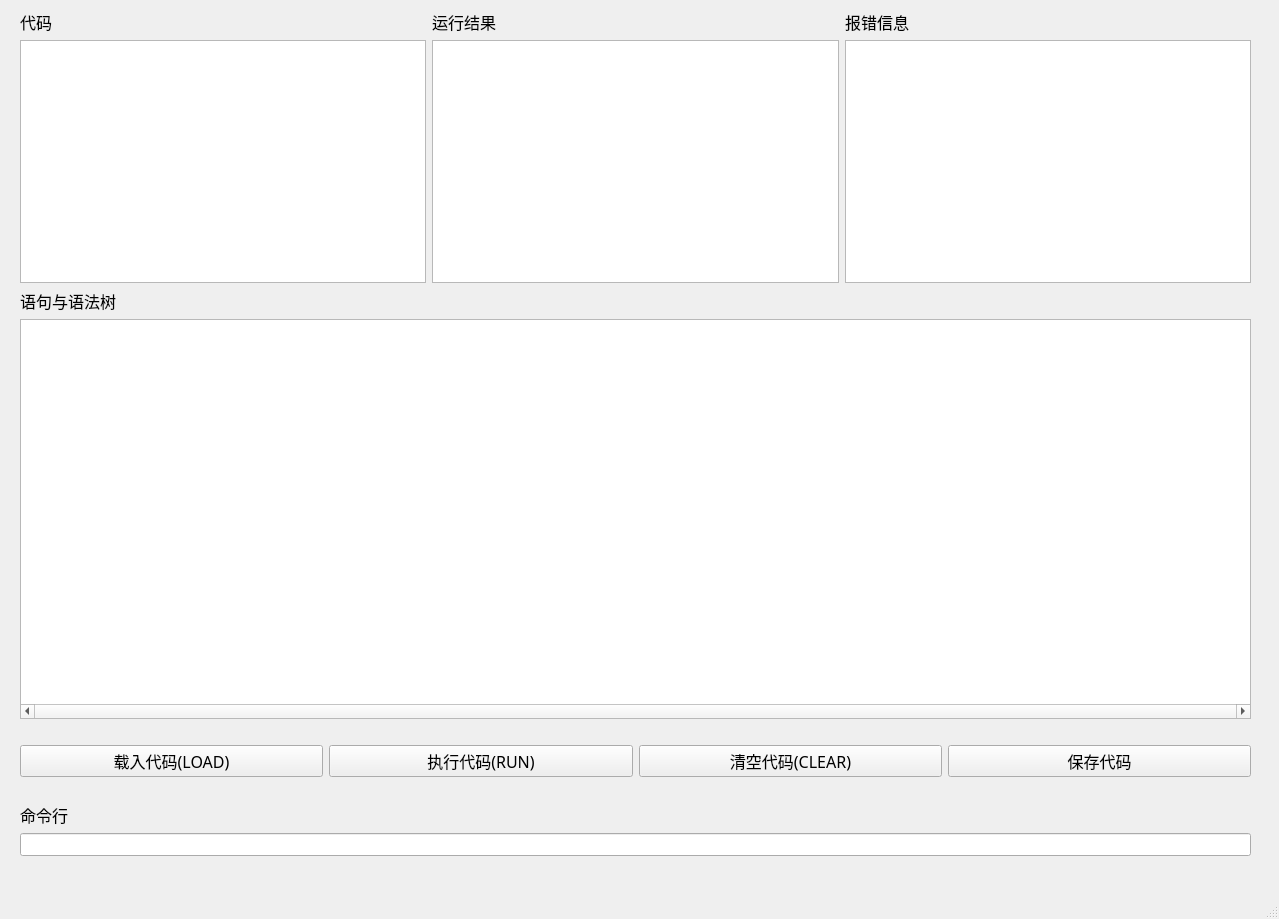
Old version of the form mainwindow.ui in the repository Gun9niR/Basic.
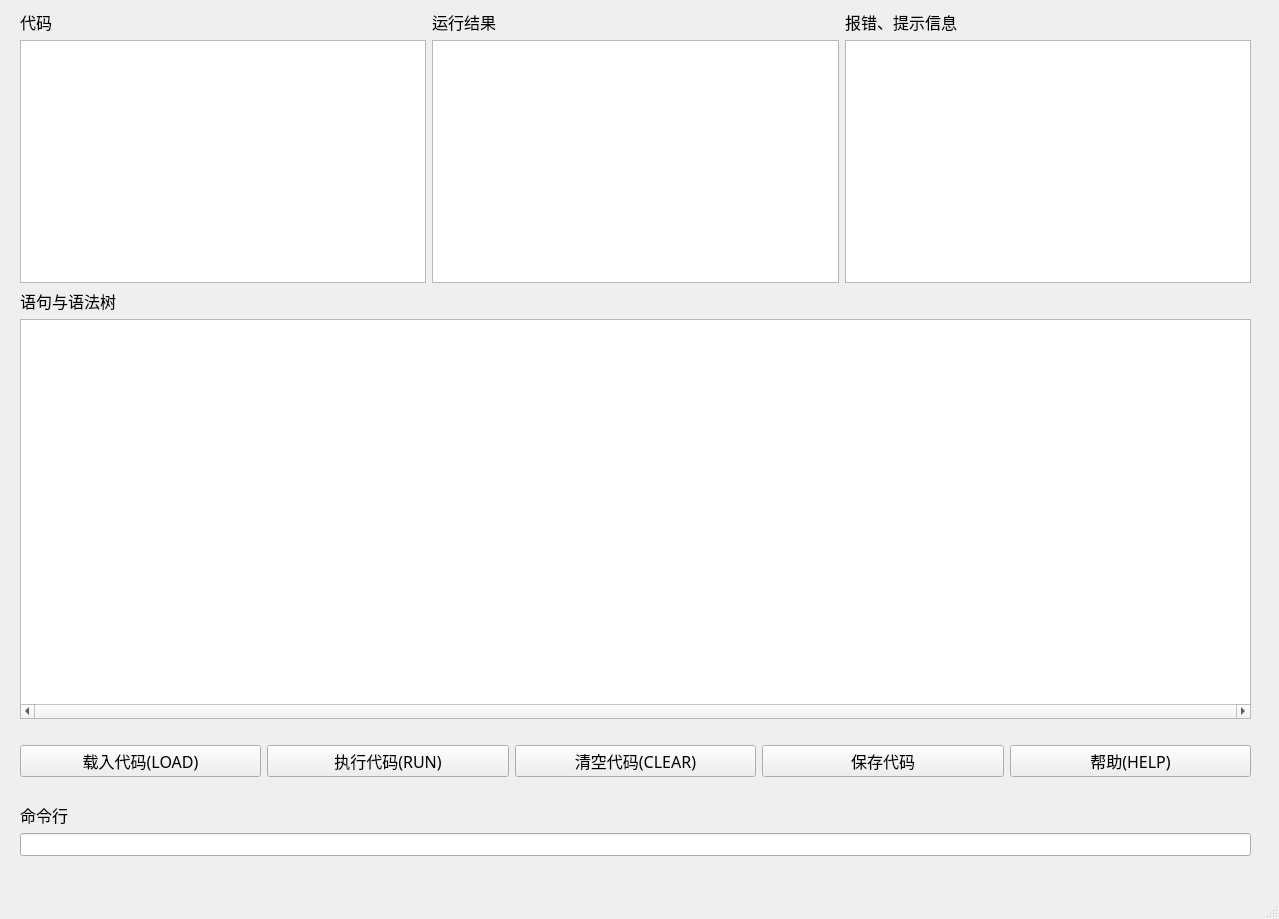
New version of the form.

What changed in the file:
```diff
--- a/mainwindow.ui
+++ b/mainwindow.ui
@@ -10,6 +10,18 @@
     <height>919</height>
    </rect>
   </property>
+  <property name="minimumSize">
+   <size>
+    <width>1279</width>
+    <height>919</height>
+   </size>
+  </property>
+  <property name="maximumSize">
+   <size>
+    <width>1279</width>
+    <height>919</height>
+   </size>
+  </property>
   <property name="windowTitle">
    <string>MainWindow</string>
   </property>
@@ -100,7 +112,7 @@
             </font>
            </property>
            <property name="text">
-            <string>报错信息</string>
+            <string>报错、提示信息</string>
            </property>
           </widget>
          </item>
@@ -218,6 +230,19 @@
            </property>
           </widget>
          </item>
+         <item>
+          <widget class="QPushButton" name="helpButton">
+           <property name="font">
+            <font>
+             <family>DengXian</family>
+             <pointsize>12</pointsize>
+            </font>
+           </property>
+           <property name="text">
+            <string>帮助(HELP)</string>
+           </property>
+          </widget>
+         </item>
         </layout>
        </item>
        <item>
```
